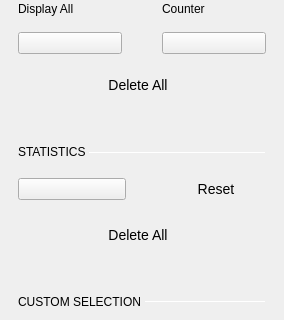
Before: the Qt Designer form ui/measure_settings.ui in analogdevicesinc/scopy, drawn with Qt 5; both pictures show x 0 to 284 and y 88 to 408 of the 284 by 588 pixel window.
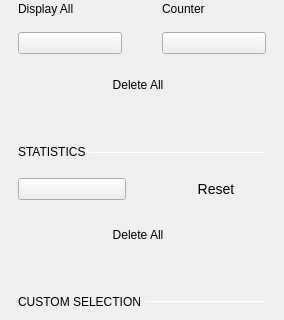
After: the same form once the commit is applied. Custom widgets are drawn as their Qt base class.

```diff
--- a/ui/measure_settings.ui
+++ b/ui/measure_settings.ui
@@ -292,8 +292,6 @@
   max-width: 240px;
 
   border: 0px;
-
-  font-size: 14px;
 }</string>
              </property>
              <property name="text">
@@ -454,7 +452,6 @@
   max-width: 240px;
 
   border: 0px;
-  font-size: 14px;
 }</string>
              </property>
              <property name="text">
```
